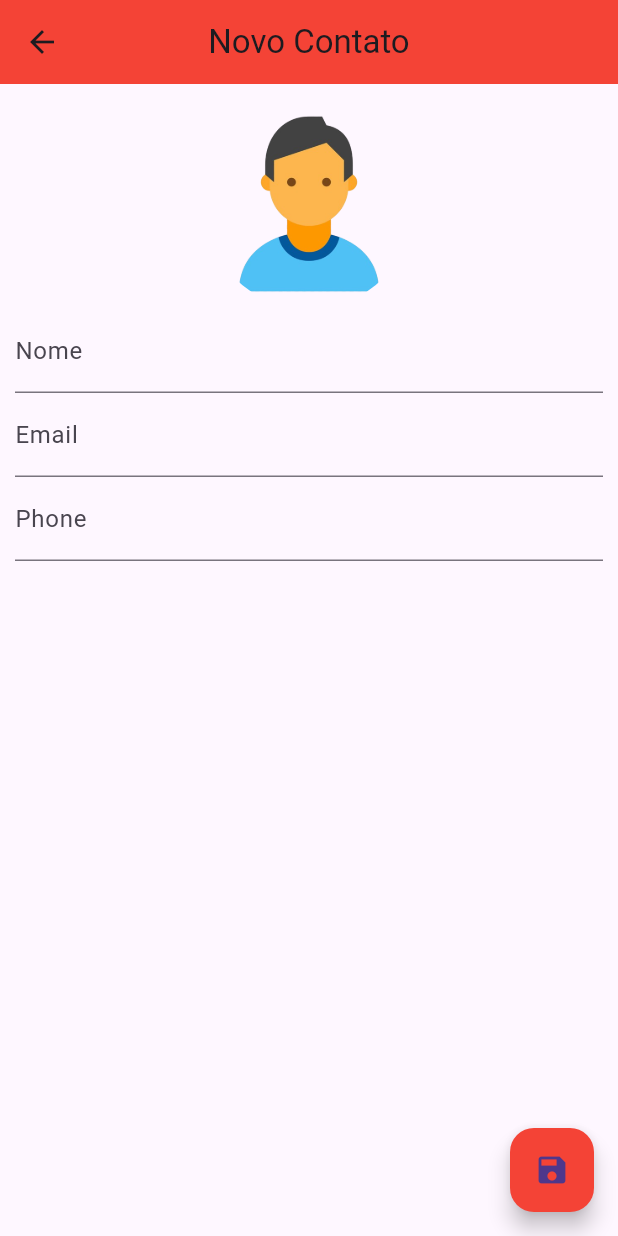
After one commit to J0235-rbg/Lista-de-contatos, a Flutter app: the ContactPage screen opened directly, on a phone screen of 412 x 824 dp. The commit adds this screen. Run offline on Flutter 3.47's test engine with Material 3 defaults, Android fonts, the phone set to English and light mode, and no system bars; our stand-ins replace image_picker, sqflite; accounts and stored records are empty.

Commit message:
projeto da lsita de contatos finalizado com sucesso demais features poderão ser adicionadas depois

```diff
--- /dev/null
+++ b/lista_de_contatos/lib/UI/contact_page.dart
@@ -0,0 +1,169 @@
+// ignore_for_file: avoid_print
+
+import 'dart:io';
+
+import 'package:flutter/widgets.dart';
+import 'package:image_picker/image_picker.dart';
+import 'package:flutter/material.dart';
+import 'package:lista_de_contatos/helpers/contact_helpers.dart';
+
+class ContactPage extends StatefulWidget {
+  final Contact? contact;
+
+  const ContactPage({super.key, this.contact});
+
+  @override
+  State<ContactPage> createState() => _ContactPageState();
+}
+
+class _ContactPageState extends State<ContactPage> {
+  final _nameControler = TextEditingController();
+  final _emailControler = TextEditingController();
+  final _phoneControler = TextEditingController();
+
+  final nameFocus = FocusNode();
+  File? _image;
+
+  bool _userEdited = false;
+
+  Contact? _editedContact;
+
+  @override
+  void initState() {
+    super.initState();
+
+    if (widget.contact == null) {
+      _editedContact = Contact();
+    } else {
+      _editedContact = Contact.fromMap(widget.contact!.toMap());
+
+      _nameControler.text = _editedContact!.name!;
+      _emailControler.text = _editedContact!.email!;
+      _phoneControler.text = _editedContact!.phone!;
+      if (_editedContact!.img != null){
+        _image = File(_editedContact!.img!);
+      }
+    }
+  }
+
+  @override
+  Widget build(BuildContext context) {
+    return PopScope(
+      canPop: _userEdited,
+      onPopInvoked: ((didPop) {
+        if (!_userEdited) {
+          _userEdited = true;
+          Navigator.of(context).pop();
+        } else if (!didPop) {
+          showDialog(
+            context: context,
+            builder: (context) => AlertDialog(
+              title: const Text("Tem certeza ?"),
+              content: const Text("O contato não será salvo"),
+              actions: <Widget>[
+                TextButton(
+                    onPressed: () => Navigator.of(context).pop(false),
+                    child: const Text("Não")),
+                TextButton(
+                    onPressed: () {
+                      Navigator.of(context).pop();
+                      Navigator.of(context).pop();
+                    },
+                    child: const Text("Sim"))
+              ],
+            ),
+          );
+        }
+      }),
+      child: Scaffold(
+        appBar: AppBar(
+          backgroundColor: Colors.red,
+          title: Text(_editedContact?.name ?? "Novo Contato"),
+          centerTitle: true,
+        ),
+        floatingActionButton: FloatingActionButton(
+          onPressed: () {
+            if (_editedContact!.name != null &&
+                _editedContact!.name!.isNotEmpty) {
+              Navigator.pop(context, _editedContact);
+            } else {
+              FocusScope.of(context).requestFocus(nameFocus);
+            }
+          },
+          backgroundColor: Colors.red,
+          child: const Icon(Icons.save),
+        ),
+        body: SingleChildScrollView(
+          padding: const EdgeInsets.all(10.0),
+          child: Column(
+            children: <Widget>[
+              GestureDetector(
+                onTap: () {
+                  _pickImageFromGallery(); // chama a função responsavel por pegar a imagem da galeria
+                },
+                child: Container(
+                  width: 140.0,
+                  height: 140.0,
+                  decoration: BoxDecoration(
+                    shape: BoxShape.circle,
+                    image: DecorationImage(
+                      image: (_image != null)
+                          ? FileImage(_image!) // insere a imagem como File
+                          as ImageProvider<Object>
+                          : const AssetImage("images/person.png")
+                              as ImageProvider<Object>,
+                              fit: BoxFit.cover
+                      //  if(_editedContact?.img != null || == 'imgteste'){
+                      //    FileImage(File(_editedContact!.img!)) as ImageProvider<Object>
+                      // } else {
+                      //   const AssetImage("images/person.png") as ImageProvider<Object>
+                      // }
+                    ),
+                  ),
+                ),
+              ),
+              TextField(
+                controller: _nameControler,
+                focusNode: nameFocus,
+                decoration: const InputDecoration(labelText: "Nome"),
+                onChanged: (text) {
+                  _userEdited = true;
+                  setState(() {
+                    _editedContact?.name = text;
+                  });
+                },
+              ),
+              TextField(
+                controller: _emailControler,
+                decoration: const InputDecoration(labelText: "Email"),
+                onChanged: (text) {
+                  _userEdited = true;
+                  _editedContact?.email = text;
+                },
+                keyboardType: TextInputType.emailAddress,
+              ),
+              TextField(
+                controller: _phoneControler,
+                decoration: const InputDecoration(labelText: "Phone"),
+                onChanged: (text) {
+                  _userEdited = true;
+                  _editedContact?.phone = text;
+                },
+                keyboardType: TextInputType.phone,
+              )
+            ],
+          ),
+        ),
+      ),
+    );
+  }
+  // pega a imagem da galeria
+  Future _pickImageFromGallery() async{
+    final  returnedImage = (await ImagePicker().pickImage(source: ImageSource.gallery)) ; // recebe a imagem da galeria como XFile
+
+    setState(() {
+      _image = File(returnedImage!.path); // transforma a varialvel XFile em File
+       _editedContact!.img = returnedImage.path ; // retorna a imagem já como File
+    });
+  }
+}
```
Also changed, not shown: lista_de_contatos/lib/UI/home_page.dart (added, +209 -0 lines), lista_de_contatos/lib/helpers/contact_helpers.dart (added, +140 -0 lines), lista_de_contatos/lib/main.dart (+9 -122 lines), lista_de_contatos/pubspec.yaml (+8 -0 lines), lista_de_contatos/images/person.png (added), lista_de_contatos/pubspec.lock, 7 other files.
